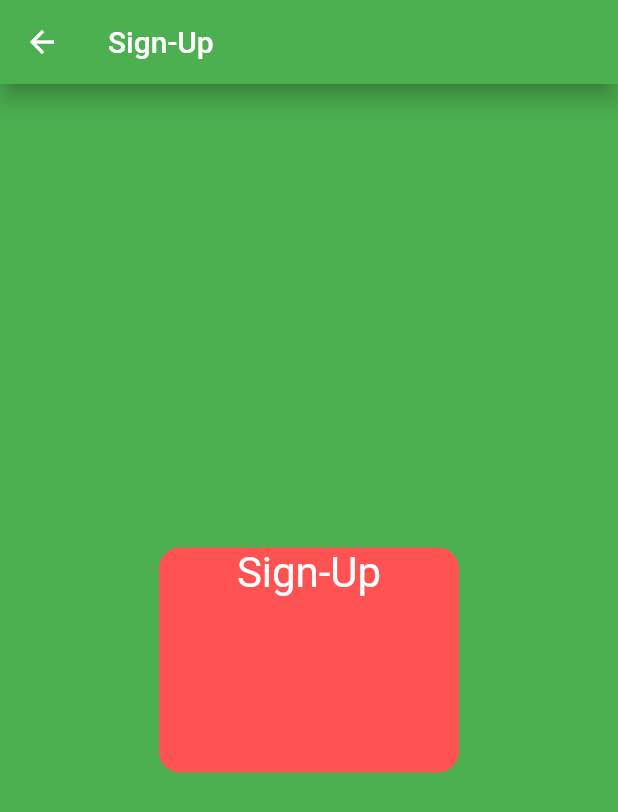
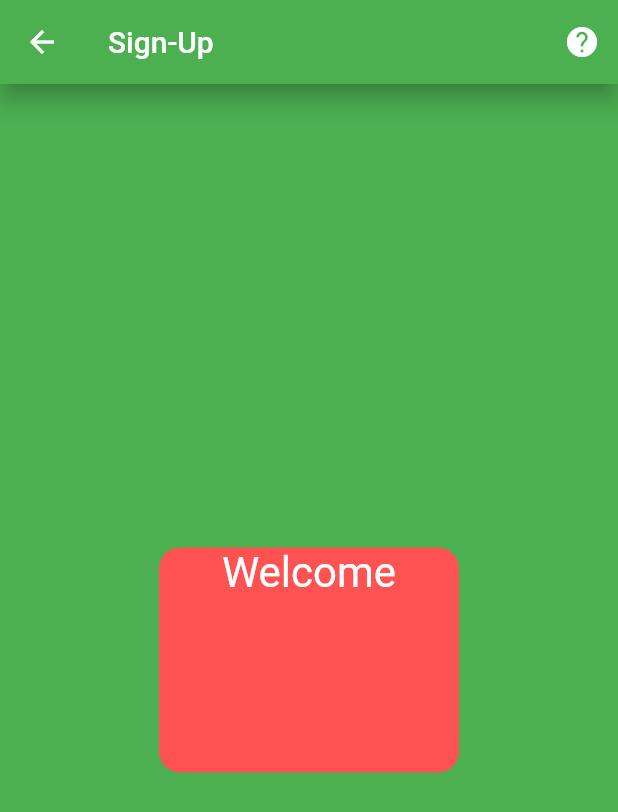
Before and after one commit to aditmodhvadia/trivia_quiz, a Flutter app: the screen it shows after launch, after a tap on "Sign-Up", on a phone screen of 412 x 824 dp. Shown: the top 812 px of the screen. Run offline on Flutter 3.47's test engine with Material 2 defaults, Android fonts, the phone set to English and light mode, and no system bars.

Commit message:
Add Help Button(AppBar), incorporated StateFull

```diff
--- a/lib/main.dart
+++ b/lib/main.dart
@@ -1,7 +1,6 @@
 import 'package:flutter/material.dart';
 import './pages/sign_up.dart';
 import './pages/sign_in.dart';
-
 
 Color primaryColor = Colors.redAccent;
 
@@ -36,12 +35,12 @@ class _mainBody extends StatelessWidget {
           Center(
             child: new Padding(
               padding:
-              const EdgeInsets.only(top: 80.0, right: 10.0, left: 10.0),
+                  const EdgeInsets.only(top: 80.0, right: 10.0, left: 10.0),
               child: new Container(
                 decoration: new BoxDecoration(
                   color: primaryColor,
                   borderRadius:
-                  new BorderRadius.all(const Radius.circular(14.0)),
+                      new BorderRadius.all(const Radius.circular(14.0)),
                 ),
                 height: 150.0,
                 width: 200.0,
@@ -86,7 +85,7 @@ class _mainBody extends StatelessWidget {
                             'Sign-In',
                             textAlign: TextAlign.center,
                             style:
-                            TextStyle(color: Colors.black, fontSize: 30.0),
+                                TextStyle(color: Colors.black, fontSize: 30.0),
                           ),
                         ),
                       )),
@@ -112,7 +111,7 @@ class _mainBody extends StatelessWidget {
                             'Sign-Up',
                             textAlign: TextAlign.center,
                             style:
-                            TextStyle(color: Colors.black, fontSize: 30.0),
+                                TextStyle(color: Colors.black, fontSize: 30.0),
                           ),
                         ),
                       )),
@@ -129,57 +128,17 @@ class _mainBody extends StatelessWidget {
     Navigator
         .of(context)
         .push(MaterialPageRoute<Null>(builder: (BuildContext context) {
-      return Scaffold(
-        appBar: AppBar(
-          elevation: 4.0,
-          title: Text(
-            head,
-          ),
-          backgroundColor: Colors.green[500],
-        ),
-        body: new signInPage(),
-        backgroundColor: Colors.green[500],
-        resizeToAvoidBottomPadding: false,
-      );
+      return signInPage();
     }));
   }
 
-  void _navigateToConverter(BuildContext context, String head) {
-    Navigator
-        .of(context)
-        .push(MaterialPageRoute<Null>(builder: (BuildContext context) {
-      return Scaffold(
-        appBar: AppBar(
-          elevation: 4.0,
-          title: Text(
-            head,
-          ),
-          backgroundColor: Colors.green[500],
-        ),
-        body: null,
-        backgroundColor: Colors.green[500],
-        resizeToAvoidBottomPadding: false,
-      );
-    }));
-  }
 
 
   void _navigateToConverterSignUp(BuildContext context, String head) {
     Navigator
         .of(context)
         .push(MaterialPageRoute<Null>(builder: (BuildContext context) {
-      return Scaffold(
-        appBar: AppBar(
-          elevation: 6.0,
-          title: Text(
-            head,
-          ),
-          backgroundColor: Colors.green[500],
-        ),
-        body: new signUpPage(),
-        backgroundColor: Colors.green[500],
-        resizeToAvoidBottomPadding: false,
-      );
+      return signUpPage();
     }));
   }
 }
--- a/lib/pages/sign_up.dart
+++ b/lib/pages/sign_up.dart
@@ -1,26 +1,46 @@
 import 'package:flutter/material.dart';
 import 'package:trivia_quiz/main.dart' as main;
 
-class signUpPage extends StatelessWidget
-{
+class signUpPage extends StatefulWidget {
   @override
-  Widget build(BuildContext context)
-  {
+  SignUpPage createState() => new SignUpPage();
+}
 
-    return new Stack(
+class SignUpPage extends State<signUpPage> {
+  String _mymsg = 'Welcome';
+
+  @override
+  Widget build(BuildContext context) {
+    return new Scaffold(
+      appBar: AppBar(
+        elevation: 6.0,
+        actions: <Widget>[
+          new IconButton(
+              icon: new Icon(Icons.help),
+              onPressed: () {
+                print('Help clicked');
+                setState(() {
+                  _mymsg = 'Pressed Help';
+                });
+              }),
+        ],
+        title: Text(
+          'Sign-Up',
+        ),
+        backgroundColor: Colors.green[500],
+      ),
+      body: new Stack(
         children: <Widget>[
           new Center(
             child: new Container(
-
               decoration: new BoxDecoration(
                 color: main.primaryColor,
-              borderRadius:
-              new BorderRadius.all(const Radius.circular(14.0)),
+                borderRadius: new BorderRadius.all(const Radius.circular(14.0)),
               ),
               height: 150.0,
               width: 200.0,
               child: Text(
-              'Sign-Up',
+                _mymsg,
                 textAlign: TextAlign.center,
                 style: new TextStyle(
                   fontSize: 28.0,
@@ -30,8 +50,9 @@ class signUpPage extends StatelessWidget
             ),
           )
         ],
+      ),
+      backgroundColor: Colors.green[500],
+      resizeToAvoidBottomPadding: false,
     );
-
   }
-
 }
```
Also changed, not shown: lib/pages/sign_in.dart (+33 -11 lines). Lines whose indentation alone changed are shown as unchanged.
